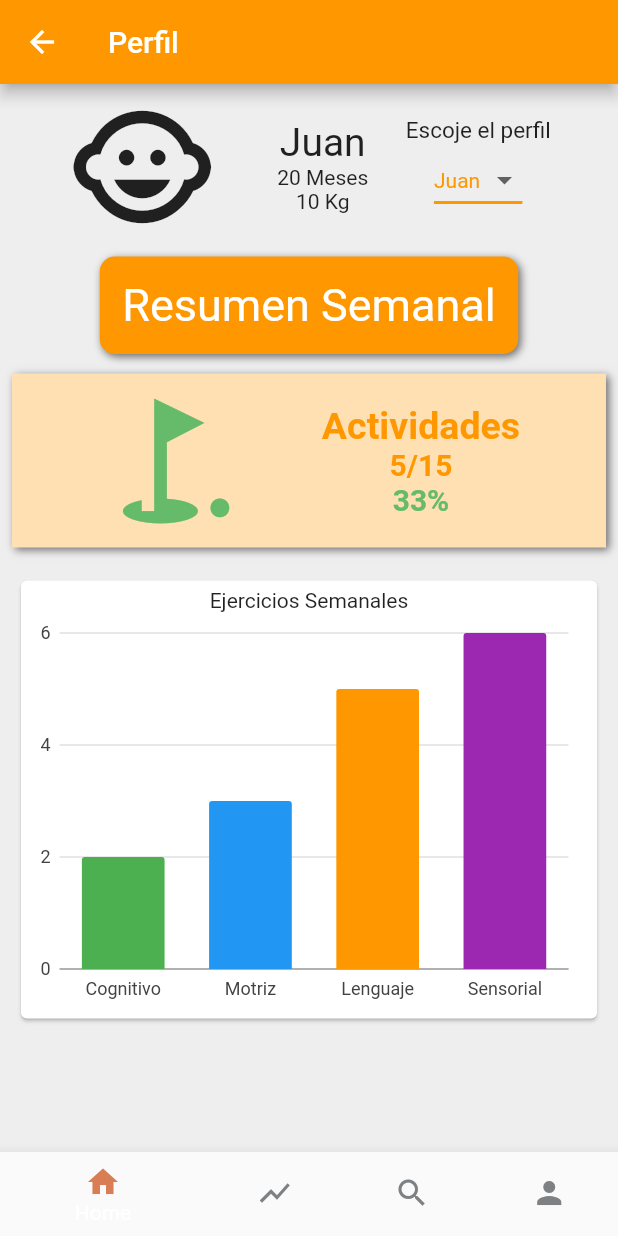
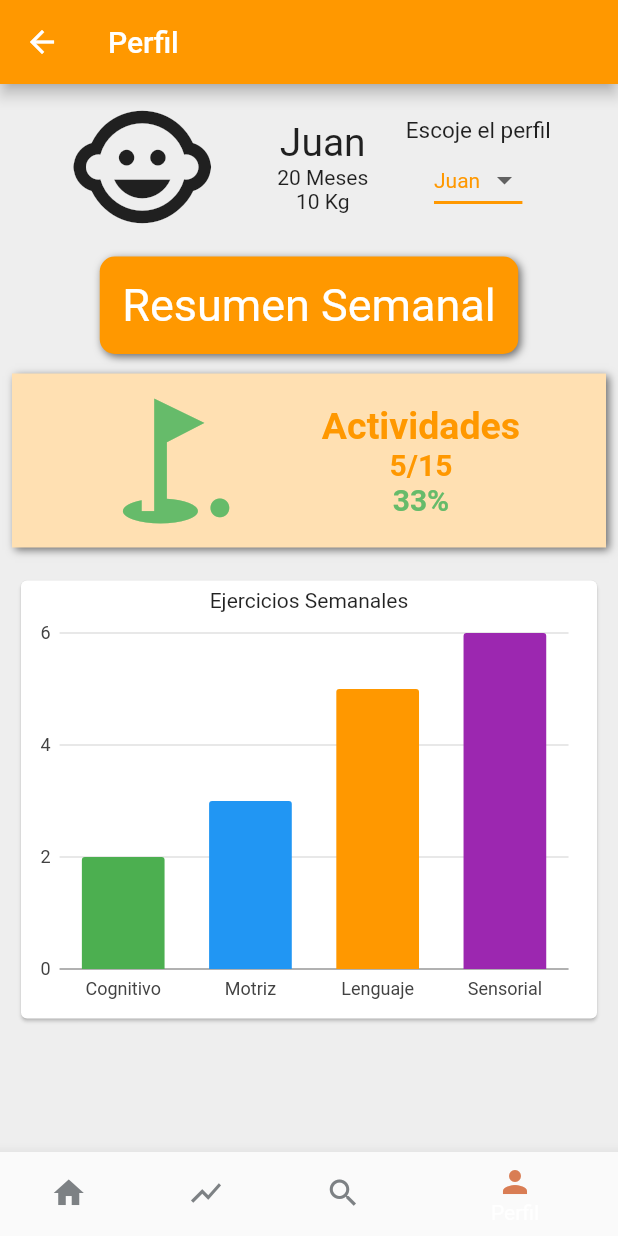
Before and after one commit to Dexcrash/0A5_Front, a Flutter app: the screen it shows after launch, item 4 of the bottom bar chosen, on a phone screen of 412 x 824 dp. Run offline on Flutter 3.47's test engine with Material 2 defaults, Android fonts, the light colour scheme and no system bars; our stand-ins replace charts_flutter.

Commit message:
Pequeño cambio en el navbar

```diff
--- a/a05/lib/Profile/ProfileView.dart
+++ b/a05/lib/Profile/ProfileView.dart
@@ -9,7 +9,7 @@ import '../assets/colors.dart';
 const mainColor = Colors.orange;
 
 class ProfileViewState extends State<ProfileView> {
-  int _selectedIndex = 0;
+  int _selectedIndex = 3;
 
   void _onItemTapped(int index) {
     setState(() {
@@ -34,7 +34,7 @@ class ProfileViewState extends State<ProfileView> {
             _selectedIndex, // this will be set when a new tab is tapped
         items: [
           BottomNavigationBarItem(
-            icon: new Icon(Icons.home, color: $scaffoldBackground),
+            icon: new Icon(Icons.home, color: $colorSubtitle),
             title:
                 new Text('Home', style: TextStyle(color: $scaffoldBackground)),
           ),
@@ -47,8 +47,9 @@ class ProfileViewState extends State<ProfileView> {
             title: new Text(''),
           ),
           BottomNavigationBarItem(
-            icon: Icon(Icons.person, color: $colorSubtitle),
-            title: new Text('Perfil'),
+            icon: Icon(Icons.person, color: $scaffoldBackground),
+            title: new Text('Perfil',
+                style: TextStyle(color: $scaffoldBackground)),
           ),
         ],
         onTap: _onItemTapped,
```
